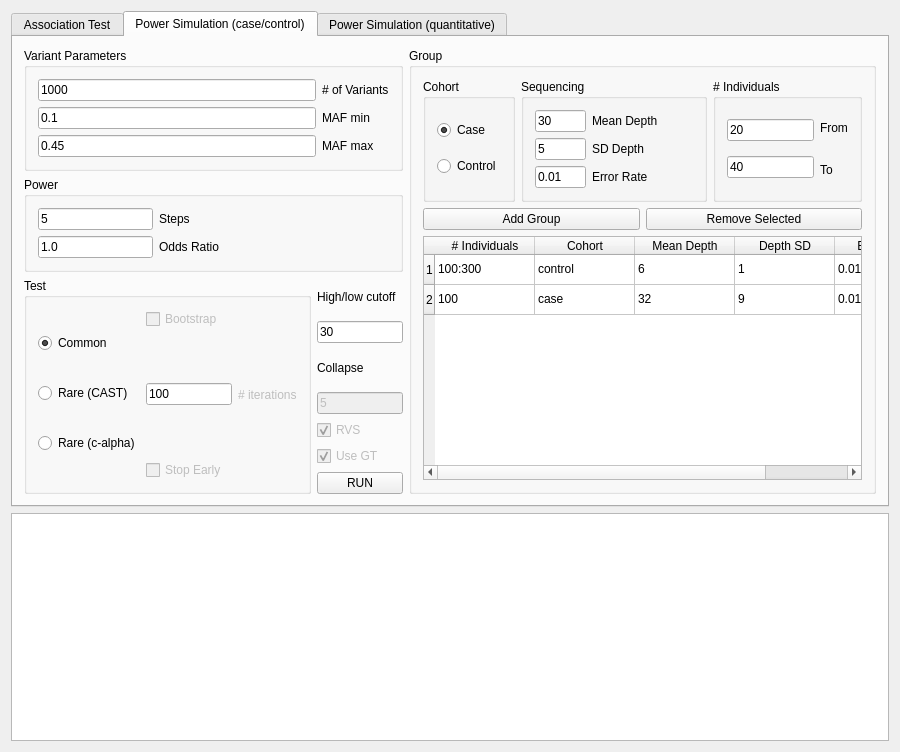
First picture: the form in gui/ui/mainwindow.ui, repository ScottMastro/VikNGS, before the edit.
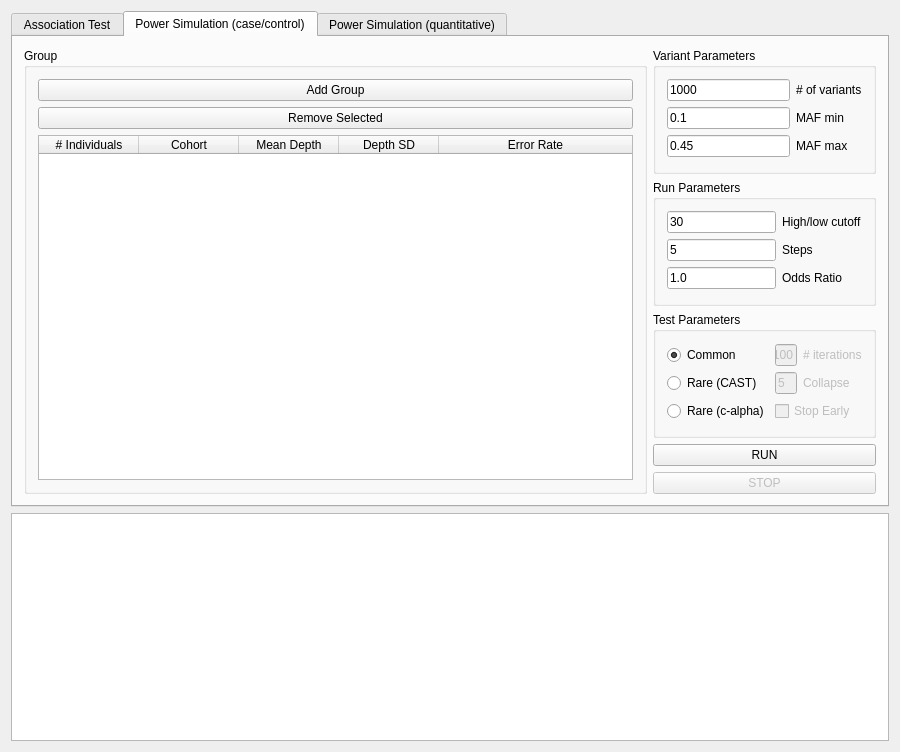
Second picture: the form after the edit.

The edit to the form file:
```diff
--- a/gui/ui/mainwindow.ui
+++ b/gui/ui/mainwindow.ui
@@ -53,7 +53,7 @@
                <item>
                 <widget class="QLineEdit" name="main_vcfDirTxt">
                  <property name="text">
-                  <string>/Users/presentations/Desktop/scott/chr7.filtered.vcf</string>
+                  <string>/media/scott/Rotom/chr22.rare.filtered.vcf</string>
                  </property>
                  <property name="readOnly">
                   <bool>true</bool>
@@ -201,7 +201,7 @@
                <item>
                 <widget class="QLineEdit" name="main_sampleDirTxt">
                  <property name="text">
-                  <string>/Users/presentations/Desktop/scott/sampleInfo.txt</string>
+                  <string>/home/scott/vikNGS/vcf/chr22.txt</string>
                  </property>
                  <property name="readOnly">
                   <bool>true</bool>
@@ -371,7 +371,7 @@
                   <string>Common</string>
                  </property>
                  <property name="checked">
-                  <bool>true</bool>
+                  <bool>false</bool>
                  </property>
                 </widget>
                </item>
@@ -381,7 +381,7 @@
                   <string>Rare (CAST)</string>
                  </property>
                  <property name="checked">
-                  <bool>false</bool>
+                  <bool>true</bool>
                  </property>
                 </widget>
                </item>
@@ -405,7 +405,7 @@
                   <string>Bootstrap</string>
                  </property>
                  <property name="checked">
-                  <bool>false</bool>
+                  <bool>true</bool>
                  </property>
                 </widget>
                </item>
@@ -414,10 +414,10 @@
                  <item>
                   <widget class="QLineEdit" name="main_testBootTxt">
                    <property name="enabled">
-                    <bool>false</bool>
+                    <bool>true</bool>
                    </property>
                    <property name="text">
-                    <string>100</string>
+                    <string>10000000</string>
                    </property>
                   </widget>
                  </item>
@@ -433,11 +433,14 @@
                <item>
                 <widget class="QCheckBox" name="main_testStopChk">
                  <property name="enabled">
-                  <bool>false</bool>
+                  <bool>true</bool>
                  </property>
                  <property name="text">
                   <string>Stop Early</string>
                  </property>
+                 <property name="checked">
+                  <bool>true</bool>
+                 </property>
                 </widget>
                </item>
               </layout>
@@ -459,7 +462,7 @@
                   <bool>true</bool>
                  </property>
                  <property name="text">
-                  <string>6</string>
+                  <string>5</string>
                  </property>
                 </widget>
                </item>
@@ -476,7 +479,7 @@
                   <bool>true</bool>
                  </property>
                  <property name="text">
-                  <string>6000</string>
+                  <string>5000</string>
                  </property>
                 </widget>
                </item>
@@ -503,7 +506,7 @@
                   <string>RVS</string>
                  </property>
                  <property name="checked">
-                  <bool>false</bool>
+                  <bool>true</bool>
                  </property>
                 </widget>
                </item>
@@ -513,7 +516,10 @@
                   <string>Use GT</string>
                  </property>
                  <property name="checked">
-                  <bool>true</bool>
+                  <bool>false</bool>
+                 </property>
+                 <property name="tristate">
+                  <bool>false</bool>
                  </property>
                 </widget>
                </item>
@@ -532,6 +538,13 @@
                </property>
               </widget>
              </item>
+             <item>
+              <widget class="QPushButton" name="main_stopBtn">
+               <property name="text">
+                <string>STOP</string>
+               </property>
+              </widget>
+             </item>
              <item>
               <widget class="QPushButton" name="main_randomBtn">
                <property name="text">
@@ -557,106 +570,95 @@
        <attribute name="title">
         <string>Power Simulation (case/control)</string>
        </attribute>
-       <layout class="QHBoxLayout" name="horizontalLayout_17">
+       <layout class="QHBoxLayout" name="horizontalLayout_8" stretch="4,1">
         <item>
-         <layout class="QVBoxLayout" name="verticalLayout_24">
-          <item>
-           <layout class="QGridLayout" name="gridLayout_2">
-            <item row="1" column="1">
-             <widget class="QGroupBox" name="sim_powerGrp">
+         <widget class="QGroupBox" name="sim_groupGrp">
               <property name="title">
-               <string>Power</string>
-              </property>
-              <layout class="QHBoxLayout" name="horizontalLayout_14" stretch="2,4">
+           <string>Group</string>
+          </property>
+          <layout class="QVBoxLayout" name="verticalLayout_10">
                <item>
-                <layout class="QVBoxLayout" name="verticalLayout_21">
+            <layout class="QVBoxLayout" name="verticalLayout_11">
                  <item>
-                  <widget class="QLineEdit" name="sim_powerStepTxt">
+              <widget class="QPushButton" name="sim_groupAddBtn">
                    <property name="text">
-                    <string>5</string>
+                <string>Add Group</string>
                    </property>
                   </widget>
                  </item>
                  <item>
-                  <widget class="QLineEdit" name="sim_oddsRatioTxt">
+              <widget class="QPushButton" name="sim_groupRemoveBtn">
                    <property name="text">
-                    <string>1.0</string>
+                <string>Remove Selected</string>
                    </property>
                   </widget>
                  </item>
                 </layout>
                </item>
                <item>
-                <layout class="QVBoxLayout" name="verticalLayout_22">
-                 <item>
-                  <widget class="QLabel" name="sim_powerStepLbl">
-                   <property name="toolTip">
-                    <string>Mean read depth of sequencing group</string>
-                   </property>
+            <widget class="QTableWidget" name="sim_groupTbl">
+             <property name="enabled">
+              <bool>true</bool>
+             </property>
+             <attribute name="horizontalHeaderStretchLastSection">
+              <bool>true</bool>
+             </attribute>
+             <attribute name="verticalHeaderStretchLastSection">
+              <bool>false</bool>
+             </attribute>
+             <column>
                    <property name="text">
-                    <string>Steps</string>
-                   </property>
-                  </widget>
-                 </item>
-                 <item>
-                  <widget class="QLabel" name="sim_oddsRatioLbl">
-                   <property name="toolTip">
-                    <string>Odds ratio of disease</string>
-                   </property>
+               <string># Individuals</string>
+              </property>
+             </column>
+             <column>
+              <property name="text">
+               <string>Cohort</string>
+              </property>
+             </column>
+             <column>
                    <property name="text">
-                    <string>Odds Ratio</string>
-                   </property>
+               <string>Mean Depth</string>
+              </property>
+             </column>
+             <column>
+              <property name="text">
+               <string>Depth SD</string>
+              </property>
+             </column>
+             <column>
+              <property name="text">
+               <string>Error Rate</string>
+              </property>
+             </column>
                   </widget>
                  </item>
                 </layout>
-               </item>
-              </layout>
-             </widget>
-            </item>
-            <item row="0" column="1">
+         </widget>
+        </item>
+        <item>
+         <layout class="QVBoxLayout" name="verticalLayout_3">
+          <item>
              <widget class="QGroupBox" name="sim_variantGrp">
               <property name="title">
                <string>Variant Parameters</string>
               </property>
-              <layout class="QHBoxLayout" name="horizontalLayout_11">
-               <item>
-                <layout class="QVBoxLayout" name="verticalLayout_17">
-                 <item>
-                  <widget class="QLineEdit" name="sim_variantSizeTxt">
-                   <property name="text">
-                    <string>1000</string>
-                   </property>
-                  </widget>
-                 </item>
-                 <item>
-                  <widget class="QLineEdit" name="sim_variantMafMinTxt">
-                   <property name="text">
-                    <string>0.1</string>
-                   </property>
-                  </widget>
-                 </item>
-                 <item>
+            <layout class="QGridLayout" name="gridLayout_2">
+             <item row="2" column="0">
                   <widget class="QLineEdit" name="sim_variantMafMaxTxt">
                    <property name="text">
                     <string>0.45</string>
                    </property>
                   </widget>
                  </item>
-                </layout>
-               </item>
-               <item>
-                <layout class="QVBoxLayout" name="verticalLayout_18">
-                 <item>
-                  <widget class="QLabel" name="sim_variantSizeLbl">
-                   <property name="toolTip">
-                    <string>Number of variants to test</string>
-                   </property>
+             <item row="0" column="0">
+              <widget class="QLineEdit" name="sim_variantSizeTxt">
                    <property name="text">
-                    <string># of Variants</string>
+                <string>1000</string>
                    </property>
                   </widget>
                  </item>
-                 <item>
+             <item row="1" column="1">
                   <widget class="QLabel" name="sim_variantMafMinLbl">
                    <property name="toolTip">
                     <string>Minor allele frequency</string>
@@ -666,7 +668,17 @@
                    </property>
                   </widget>
                  </item>
-                 <item>
+             <item row="0" column="1">
+              <widget class="QLabel" name="sim_variantSizeLbl">
+               <property name="toolTip">
+                <string>Number of variants to test</string>
+               </property>
+               <property name="text">
+                <string># of variants</string>
+               </property>
+              </widget>
+             </item>
+             <item row="2" column="1">
                   <widget class="QLabel" name="sim_variantMafMaxLbl">
                    <property name="toolTip">
                     <string>Minor allele frequency</string>
@@ -676,19 +688,80 @@
                    </property>
                   </widget>
                  </item>
-                </layout>
-               </item>
-              </layout>
+             <item row="1" column="0">
+              <widget class="QLineEdit" name="sim_variantMafMinTxt">
+               <property name="text">
+                <string>0.1</string>
+               </property>
              </widget>
             </item>
            </layout>
+           </widget>
           </item>
           <item>
-           <layout class="QHBoxLayout" name="horizontalLayout_15">
+           <widget class="QGroupBox" name="groupBox">
+            <property name="title">
+             <string>Run Parameters</string>
+            </property>
+            <layout class="QGridLayout" name="gridLayout_6">
+             <item row="1" column="1">
+              <widget class="QLabel" name="sim_powerStepLbl">
+               <property name="toolTip">
+                <string>Mean read depth of sequencing group</string>
+               </property>
+               <property name="text">
+                <string>Steps</string>
+               </property>
+              </widget>
+             </item>
+             <item row="0" column="1">
+              <widget class="QLabel" name="sim_groupHighLowLbl">
+               <property name="toolTip">
+                <string>Any mean read depth less than this will be considered a low read group</string>
+               </property>
+               <property name="text">
+                <string>High/low cutoff</string>
+               </property>
+              </widget>
+             </item>
+             <item row="1" column="0">
+              <widget class="QLineEdit" name="sim_powerStepTxt">
+               <property name="text">
+                <string>5</string>
+               </property>
+              </widget>
+             </item>
+             <item row="0" column="0">
+              <widget class="QLineEdit" name="sim_groupHighLowTxt">
+               <property name="text">
+                <string>30</string>
+               </property>
+              </widget>
+             </item>
+             <item row="2" column="1">
+              <widget class="QLabel" name="sim_oddsRatioLbl">
+               <property name="toolTip">
+                <string>Odds ratio of disease</string>
+               </property>
+               <property name="text">
+                <string>Odds Ratio</string>
+               </property>
+              </widget>
+             </item>
+             <item row="2" column="0">
+              <widget class="QLineEdit" name="sim_oddsRatioTxt">
+               <property name="text">
+                <string>1.0</string>
+               </property>
+              </widget>
+             </item>
+            </layout>
+           </widget>
+          </item>
             <item>
              <widget class="QGroupBox" name="sim_testGrp">
               <property name="title">
-               <string>Test</string>
+             <string>Test Parameters</string>
               </property>
               <layout class="QHBoxLayout" name="horizontalLayout_4">
                <item>
@@ -724,32 +797,11 @@
                </item>
                <item>
                 <layout class="QVBoxLayout" name="verticalLayout_9">
-                 <item>
-                  <widget class="QCheckBox" name="sim_testBootChk">
-                   <property name="enabled">
-                    <bool>false</bool>
-                   </property>
-                   <property name="text">
-                    <string>Bootstrap</string>
-                   </property>
-                   <property name="checked">
-                    <bool>false</bool>
-                   </property>
-                  </widget>
-                 </item>
                  <item>
                   <layout class="QHBoxLayout" name="horizontalLayout_3">
                    <item>
-                    <widget class="QLineEdit" name="sim_testBootTxt">
-                     <property name="enabled">
-                      <bool>true</bool>
-                     </property>
-                     <property name="text">
-                      <string>100</string>
-                     </property>
-                    </widget>
-                   </item>
-                   <item>
+                  <layout class="QGridLayout" name="gridLayout_4">
+                   <item row="0" column="1">
                     <widget class="QLabel" name="sim_testBootLbl">
                      <property name="enabled">
                       <bool>false</bool>
@@ -759,50 +811,27 @@
                      </property>
                     </widget>
                    </item>
-                  </layout>
-                 </item>
-                 <item>
-                  <widget class="QCheckBox" name="sim_testStopChk">
-                   <property name="enabled">
-                    <bool>false</bool>
-                   </property>
-                   <property name="text">
-                    <string>Stop Early</string>
-                   </property>
-                  </widget>
-                 </item>
-                </layout>
-               </item>
-              </layout>
-             </widget>
-            </item>
-            <item>
-             <layout class="QVBoxLayout" name="verticalLayout_14">
-              <item>
-               <widget class="QLabel" name="sim_groupHighLowLbl">
-                <property name="toolTip">
-                 <string>Any mean read depth less than this will be considered a low read group</string>
-                </property>
-                <property name="text">
-                 <string>High/low cutoff</string>
-                </property>
-               </widget>
-              </item>
-              <item>
-               <widget class="QLineEdit" name="sim_groupHighLowTxt">
-                <property name="text">
-                 <string>30</string>
-                </property>
-               </widget>
-              </item>
-              <item>
+                   <item row="1" column="1">
                <widget class="QLabel" name="sim_collapseLbl">
+                     <property name="enabled">
+                      <bool>false</bool>
+                     </property>
                 <property name="text">
                  <string>Collapse </string>
                 </property>
                </widget>
               </item>
-              <item>
+                   <item row="0" column="0">
+                    <widget class="QLineEdit" name="sim_testBootTxt">
+                     <property name="enabled">
+                      <bool>false</bool>
+                     </property>
+                     <property name="text">
+                      <string>100</string>
+                     </property>
+                    </widget>
+                   </item>
+                   <item row="1" column="0">
                <widget class="QLineEdit" name="sim_collapseTxt">
                 <property name="enabled">
                  <bool>false</bool>
@@ -812,30 +841,23 @@
                 </property>
                </widget>
               </item>
+                  </layout>
+                 </item>
+                </layout>
+               </item>
               <item>
-               <widget class="QCheckBox" name="sim_rvsChk">
+                <widget class="QCheckBox" name="sim_testStopChk">
                 <property name="enabled">
                  <bool>false</bool>
                 </property>
                 <property name="text">
-                 <string>RVS</string>
-                </property>
-                <property name="checked">
-                 <bool>true</bool>
+                  <string>Stop Early</string>
                 </property>
                </widget>
               </item>
-              <item>
-               <widget class="QCheckBox" name="sim_gtChk">
-                <property name="enabled">
-                 <bool>false</bool>
-                </property>
-                <property name="text">
-                 <string>Use GT</string>
-                </property>
-                <property name="checked">
-                 <bool>true</bool>
-                </property>
+              </layout>
+             </item>
+            </layout>
                </widget>
               </item>
               <item>
@@ -854,315 +876,343 @@
                 </property>
                </widget>
               </item>
-             </layout>
+          <item>
+           <widget class="QPushButton" name="sim_stopBtn">
+            <property name="enabled">
+             <bool>false</bool>
+            </property>
+            <property name="text">
+             <string>STOP</string>
+            </property>
+           </widget>
             </item>
            </layout>
           </item>
          </layout>
-        </item>
+      </widget>
+      <widget class="QWidget" name="qSimTab">
+       <attribute name="title">
+        <string>Power Simulation (quantitative)</string>
+       </attribute>
+       <layout class="QHBoxLayout" name="horizontalLayout_10" stretch="4,1">
         <item>
-         <layout class="QVBoxLayout" name="verticalLayout_23">
-          <item>
-           <widget class="QGroupBox" name="sim_groupGrp">
+         <widget class="QGroupBox" name="qsim_groupGrp">
             <property name="title">
              <string>Group</string>
             </property>
-            <layout class="QVBoxLayout" name="verticalLayout_25">
-             <item>
-              <layout class="QHBoxLayout" name="horizontalLayout_16">
-               <item>
-                <widget class="QGroupBox" name="sim_groupCohortGrp">
-                 <property name="title">
-                  <string>Cohort</string>
-                 </property>
-                 <layout class="QVBoxLayout" name="verticalLayout_3">
-                  <item>
-                   <widget class="QRadioButton" name="sim_groupCaseBtn">
-                    <property name="toolTip">
-                     <string>Group contains affected individuals</string>
-                    </property>
-                    <property name="text">
-                     <string>Case</string>
-                    </property>
-                    <property name="checked">
-                     <bool>true</bool>
-                    </property>
-                   </widget>
-                  </item>
-                  <item>
-                   <widget class="QRadioButton" name="sim_groupControlBtn">
-                    <property name="toolTip">
-                     <string>Group contains unaffected individuals</string>
-                    </property>
-                    <property name="text">
-                     <string>Control</string>
-                    </property>
-                   </widget>
-                  </item>
-                 </layout>
-                </widget>
-               </item>
-               <item>
-                <widget class="QGroupBox" name="sim_groupDepthGrp">
-                 <property name="title">
-                  <string>Sequencing</string>
-                 </property>
-                 <layout class="QHBoxLayout" name="horizontalLayout_8" stretch="2,4">
-                  <item>
-                   <layout class="QVBoxLayout" name="verticalLayout_11">
-                    <item>
-                     <widget class="QLineEdit" name="sim_groupDepthMeanTxt">
-                      <property name="text">
-                       <string>30</string>
-                      </property>
-                     </widget>
-                    </item>
-                    <item>
-                     <widget class="QLineEdit" name="sim_groupDepthSdTxt">
-                      <property name="text">
-                       <string>5</string>
-                      </property>
-                     </widget>
-                    </item>
-                    <item>
-                     <widget class="QLineEdit" name="sim_groupErrorTxt">
-                      <property name="text">
-                       <string>0.01</string>
-                      </property>
-                     </widget>
-                    </item>
-                   </layout>
-                  </item>
-                  <item>
-                   <layout class="QVBoxLayout" name="verticalLayout_10">
-                    <item>
-                     <widget class="QLabel" name="sim_groupDepthMeanLbl">
-                      <property name="toolTip">
-                       <string>Mean read depth of sequencing group</string>
-                      </property>
-                      <property name="text">
-                       <string>Mean Depth</string>
-                      </property>
-                     </widget>
-                    </item>
-                    <item>
-                     <widget class="QLabel" name="sim_groupDepthSdLbl">
-                      <property name="toolTip">
-                       <string>Read depth standard deviation of sequencing group</string>
-                      </property>
-                      <property name="text">
-                       <string>SD Depth</string>
-                      </property>
-                     </widget>
-                    </item>
-                    <item>
-                     <widget class="QLabel" name="sim_groupErrorLbl">
-                      <property name="toolTip">
-                       <string>Base calling error rate of sequencer</string>
-                      </property>
-                      <property name="text">
-                       <string>Error Rate</string>
-                      </property>
-                     </widget>
-                    </item>
-                   </layout>
-                  </item>
-                 </layout>
-                </widget>
-               </item>
-               <item>
-                <widget class="QGroupBox" name="sim_groupSizeGrp">
-                 <property name="title">
-                  <string># Individuals</string>
-                 </property>
-                 <layout class="QHBoxLayout" name="horizontalLayout_10" stretch="2,0">
-                  <item>
-                   <layout class="QVBoxLayout" name="verticalLayout_13">
-                    <item>
-                     <widget class="QLineEdit" name="sim_groupSizeMinTxt">
-                      <property name="text">
-                       <string>20</string>
-                      </property>
-                     </widget>
-                    </item>
-                    <item>
-                     <widget class="QLineEdit" name="sim_groupSizeMaxTxt">
-                      <property name="text">
-                       <string>40</string>
-                      </property>
-                     </widget>
-                    </item>
-                   </layout>
-                  </item>
-                  <item>
                    <layout class="QVBoxLayout" name="verticalLayout_12">
                     <item>
-                     <widget class="QLabel" name="sim_groupDepthMeanLbl_4">
+            <layout class="QVBoxLayout" name="verticalLayout_13">
+             <item>
+              <widget class="QPushButton" name="qsim_groupAddBtn">
+               <property name="text">
+                <string>Add Group</string>
+               </property>
+              </widget>
+             </item>
+             <item>
+              <widget class="QPushButton" name="qsim_groupRemoveBtn">
+               <property name="text">
+                <string>Remove Selected</string>
+               </property>
+              </widget>
+             </item>
+            </layout>
+           </item>
+           <item>
+            <widget class="QTableWidget" name="qsim_groupTbl">
+             <property name="enabled">
+              <bool>true</bool>
+             </property>
+             <attribute name="horizontalHeaderStretchLastSection">
+              <bool>true</bool>
+             </attribute>
+             <attribute name="verticalHeaderStretchLastSection">
+              <bool>false</bool>
+             </attribute>
+             <column>
+              <property name="text">
+               <string># Individuals</string>
+              </property>
+             </column>
+             <column>
+              <property name="text">
+               <string>Cohort</string>
+              </property>
+             </column>
+             <column>
+              <property name="text">
+               <string>Mean Depth</string>
+              </property>
+             </column>
+             <column>
+              <property name="text">
+               <string>Depth SD</string>
+              </property>
+             </column>
+             <column>
+              <property name="text">
+               <string>Error Rate</string>
+              </property>
+             </column>
+            </widget>
+           </item>
+          </layout>
+         </widget>
+        </item>
+        <item>
+         <layout class="QVBoxLayout" name="verticalLayout_14">
+          <item>
+           <widget class="QGroupBox" name="qsim_variantGrp">
+            <property name="title">
+             <string>Variant Parameters</string>
+            </property>
+            <layout class="QGridLayout" name="gridLayout_3">
+             <item row="2" column="0">
+              <widget class="QLineEdit" name="qsim_variantMafMaxTxt">
+               <property name="text">
+                <string>0.45</string>
+               </property>
+              </widget>
+             </item>
+             <item row="0" column="0">
+              <widget class="QLineEdit" name="qsim_variantSizeTxt">
+               <property name="text">
+                <string>1000</string>
+               </property>
+              </widget>
+             </item>
+             <item row="1" column="1">
+              <widget class="QLabel" name="qsim_variantMafMinLbl">
                       <property name="toolTip">
-                       <string>Mean read depth of sequencing group</string>
+                <string>Minor allele frequency</string>
                       </property>
                       <property name="text">
-                       <string>From</string>
+                <string>MAF min</string>
                       </property>
                      </widget>
                     </item>
+             <item row="0" column="1">
+              <widget class="QLabel" name="qsim_variantSizeLbl">
+               <property name="toolTip">
+                <string>Number of variants to test</string>
+               </property>
+               <property name="text">
+                <string># of variants</string>
+               </property>
+              </widget>
+             </item>
+             <item row="2" column="1">
+              <widget class="QLabel" name="qsim_variantMafMaxLbl">
+               <property name="toolTip">
+                <string>Minor allele frequency</string>
+               </property>
+               <property name="text">
+                <string>MAF max</string>
+               </property>
+              </widget>
+             </item>
+             <item row="1" column="0">
+              <widget class="QLineEdit" name="qsim_variantMafMinTxt">
+               <property name="text">
+                <string>0.1</string>
+               </property>
+              </widget>
+             </item>
+            </layout>
+           </widget>
+          </item>
                     <item>
-                     <widget class="QLabel" name="sim_groupDepthMeanLbl_5">
+           <widget class="QGroupBox" name="qsim_runGrp">
+            <property name="title">
+             <string>Run Parameters</string>
+            </property>
+            <layout class="QGridLayout" name="gridLayout_7">
+             <item row="1" column="1">
+              <widget class="QLabel" name="qsim_powerStepLbl">
                       <property name="toolTip">
                        <string>Mean read depth of sequencing group</string>
                       </property>
                       <property name="text">
-                       <string>To</string>
+                <string>Steps</string>
                       </property>
                      </widget>
                     </item>
-                   </layout>
-                  </item>
-                 </layout>
-                </widget>
-               </item>
-              </layout>
+             <item row="0" column="1">
+              <widget class="QLabel" name="qsim_groupHighLowLbl">
+               <property name="toolTip">
+                <string>Any mean read depth less than this will be considered a low read group</string>
+               </property>
+               <property name="text">
+                <string>High/low cutoff</string>
+               </property>
+              </widget>
+             </item>
+             <item row="1" column="0">
+              <widget class="QLineEdit" name="qsim_powerStepTxt">
+               <property name="text">
+                <string>5</string>
+               </property>
+              </widget>
+             </item>
+             <item row="0" column="0">
+              <widget class="QLineEdit" name="qsim_groupHighLowTxt">
+               <property name="text">
+                <string>30</string>
+               </property>
+              </widget>
+             </item>
+             <item row="2" column="1">
+              <widget class="QLabel" name="qsim_R2Lbl">
+               <property name="toolTip">
+                <string>Odds ratio of disease</string>
+               </property>
+               <property name="text">
+                <string>R2</string>
+               </property>
+              </widget>
+             </item>
+             <item row="2" column="0">
+              <widget class="QLineEdit" name="qsim_R2Txt">
+               <property name="text">
+                <string>1.0</string>
+               </property>
+              </widget>
+             </item>
+            </layout>
+           </widget>
              </item>
              <item>
+           <widget class="QGroupBox" name="qsim_testGrp">
+            <property name="title">
+             <string>Test Parameters</string>
+            </property>
               <layout class="QHBoxLayout" name="horizontalLayout_6">
                <item>
-                <widget class="QPushButton" name="sim_groupAddBtn">
+              <layout class="QVBoxLayout" name="verticalLayout_15">
+               <item>
+                <widget class="QRadioButton" name="qsim_testCommonBtn">
                  <property name="text">
-                  <string>Add Group</string>
+                  <string>Common</string>
                  </property>
+                 <property name="checked">
+                  <bool>true</bool>
+                 </property>
                 </widget>
                </item>
                <item>
-                <widget class="QPushButton" name="sim_groupRemoveBtn">
+                <widget class="QRadioButton" name="qsim_testRareCastBtn">
                  <property name="text">
-                  <string>Remove Selected</string>
+                  <string>Rare (CAST)</string>
                  </property>
-                </widget>
-               </item>
-              </layout>
-             </item>
-             <item>
-              <widget class="QTableWidget" name="sim_groupTbl">
-               <property name="enabled">
-                <bool>true</bool>
-               </property>
-               <attribute name="horizontalHeaderStretchLastSection">
-                <bool>true</bool>
-               </attribute>
-               <attribute name="verticalHeaderStretchLastSection">
+                 <property name="checked">
                 <bool>false</bool>
-               </attribute>
-               <row>
-                <property name="text">
-                 <string>1</string>
-                </property>
-               </row>
-               <row>
+                 </property>
+                </widget>
+               </item>
+               <item>
+                <widget class="QRadioButton" name="qsim_testRareCalphaBtn">
                 <property name="text">
-                 <string>2</string>
-                </property>
-               </row>
-               <column>
-                <property name="text">
-                 <string># Individuals</string>
-                </property>
-               </column>
-               <column>
-                <property name="text">
-                 <string>Cohort</string>
-                </property>
-               </column>
-               <column>
-                <property name="text">
-                 <string>Mean Depth</string>
-                </property>
-               </column>
-               <column>
-                <property name="text">
-                 <string>Depth SD</string>
-                </property>
-               </column>
-               <column>
-                <property name="text">
-                 <string>Error Rate</string>
-                </property>
-               </column>
-               <item row="0" column="0">
-                <property name="text">
-                 <string>100:300</string>
-                </property>
+                  <string>Rare (c-alpha)</string>
+                 </property>
+                </widget>
                </item>
+              </layout>
+             </item>
+             <item>
+              <layout class="QVBoxLayout" name="verticalLayout_16">
+               <item>
+                <layout class="QHBoxLayout" name="horizontalLayout_9">
+                 <item>
+                  <layout class="QGridLayout" name="gridLayout_5">
                <item row="0" column="1">
-                <property name="text">
-                 <string>control</string>
-                </property>
-               </item>
-               <item row="0" column="2">
+                    <widget class="QLabel" name="qsim_testBootLbl">
+                     <property name="enabled">
+                      <bool>false</bool>
+                     </property>
                 <property name="text">
-                 <string>6</string>
-                </property>
-               </item>
-               <item row="0" column="3">
-                <property name="text">
-                 <string>1</string>
-                </property>
-               </item>
-               <item row="0" column="4">
-                <property name="text">
-                 <string>0.01</string>
-                </property>
-               </item>
-               <item row="1" column="0">
-                <property name="text">
-                 <string>100</string>
-                </property>
+                      <string># iterations</string>
+                     </property>
+                    </widget>
                </item>
                <item row="1" column="1">
-                <property name="text">
-                 <string>case</string>
-                </property>
-               </item>
-               <item row="1" column="2">
+                    <widget class="QLabel" name="qsim_collapseLbl">
+                     <property name="enabled">
+                      <bool>false</bool>
+                     </property>
                 <property name="text">
-                 <string>32</string>
-                </property>
-               </item>
-               <item row="1" column="3">
+                      <string>Collapse </string>
+                     </property>
+                    </widget>
+                   </item>
+                   <item row="0" column="0">
+                    <widget class="QLineEdit" name="qsim_testBootTxt">
+                     <property name="enabled">
+                      <bool>false</bool>
+                     </property>
                 <property name="text">
-                 <string>9</string>
-                </property>
-               </item>
-               <item row="1" column="4">
+                      <string>100</string>
+                     </property>
+                    </widget>
+                   </item>
+                   <item row="1" column="0">
+                    <widget class="QLineEdit" name="qsim_collapseTxt">
+                     <property name="enabled">
+                      <bool>false</bool>
+                     </property>
                 <property name="text">
-                 <string>0.01</string>
-                </property>
-               </item>
+                      <string>5</string>
+                     </property>
               </widget>
              </item>
             </layout>
+                 </item>
+                </layout>
+               </item>
+               <item>
+                <widget class="QCheckBox" name="qsim_testStopChk">
+                 <property name="enabled">
+                  <bool>false</bool>
+                 </property>
+                 <property name="text">
+                  <string>Stop Early</string>
+                 </property>
            </widget>
           </item>
          </layout>
         </item>
        </layout>
       </widget>
-      <widget class="QWidget" name="tab">
-       <attribute name="title">
-        <string>Power Simulation (quantitative)</string>
-       </attribute>
-       <widget class="QLabel" name="label">
-        <property name="geometry">
-         <rect>
-          <x>80</x>
-          <y>30</y>
-          <width>121</width>
-          <height>81</height>
-         </rect>
-        </property>
+          </item>
+          <item>
+           <widget class="QPushButton" name="qsim_runBtn">
+            <property name="text">
+             <string>RUN</string>
+            </property>
+            <property name="autoDefault">
+             <bool>false</bool>
+            </property>
+            <property name="default">
+             <bool>false</bool>
+            </property>
+            <property name="flat">
+             <bool>false</bool>
+            </property>
+           </widget>
+          </item>
+          <item>
+           <widget class="QPushButton" name="qsim_stopBtn">
+            <property name="enabled">
+             <bool>false</bool>
+            </property>
         <property name="text">
-         <string>Coming Soon!</string>
-        </property>
-       </widget>
+             <string>STOP</string>
+            </property>
+           </widget>
+          </item>
+         </layout>
+        </item>
+       </layout>
       </widget>
      </widget>
     </item>
```
Lines whose indentation alone changed are shown as unchanged.
